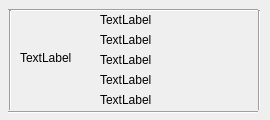
4mbroise/goodBasket, file IG/responsableIG/ResponsablePanel/produitsousig.ui: the form before one commit.
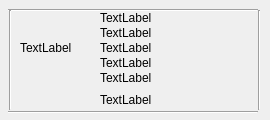
The form after the commit.

What changed in the file:
```diff
--- a/IG/responsableIG/ResponsablePanel/produitsousig.ui
+++ b/IG/responsableIG/ResponsablePanel/produitsousig.ui
@@ -17,7 +17,7 @@
    <property name="geometry">
     <rect>
      <x>20</x>
-     <y>20</y>
+     <y>10</y>
      <width>75</width>
      <height>75</height>
     </rect>
@@ -32,7 +32,7 @@
      <x>100</x>
      <y>10</y>
      <width>120</width>
-     <height>20</height>
+     <height>15</height>
     </rect>
    </property>
    <property name="text">
@@ -43,22 +43,22 @@
    <property name="geometry">
     <rect>
      <x>100</x>
-     <y>50</y>
-     <width>120</width>
-     <height>20</height>
-    </rect>
-   </property>
-   <property name="text">
-    <string>TextLabel</string>
-   </property>
-  </widget>
-  <widget class="QLabel" name="Date">
-   <property name="geometry">
-    <rect>
-     <x>100</x>
      <y>70</y>
      <width>120</width>
-     <height>20</height>
+     <height>15</height>
+    </rect>
+   </property>
+   <property name="text">
+    <string>TextLabel</string>
+   </property>
+  </widget>
+  <widget class="QLabel" name="Date">
+   <property name="geometry">
+    <rect>
+     <x>100</x>
+     <y>55</y>
+     <width>120</width>
+     <height>15</height>
     </rect>
    </property>
    <property name="text">
@@ -69,9 +69,9 @@
    <property name="geometry">
     <rect>
      <x>100</x>
-     <y>30</y>
+     <y>25</y>
      <width>120</width>
-     <height>20</height>
+     <height>15</height>
     </rect>
    </property>
    <property name="text">
@@ -143,6 +143,19 @@
     <enum>Qt::Vertical</enum>
    </property>
   </widget>
+  <widget class="QLabel" name="Prix">
+   <property name="geometry">
+    <rect>
+     <x>100</x>
+     <y>40</y>
+     <width>120</width>
+     <height>15</height>
+    </rect>
+   </property>
+   <property name="text">
+    <string>TextLabel</string>
+   </property>
+  </widget>
  </widget>
  <resources/>
  <connections/>
```
